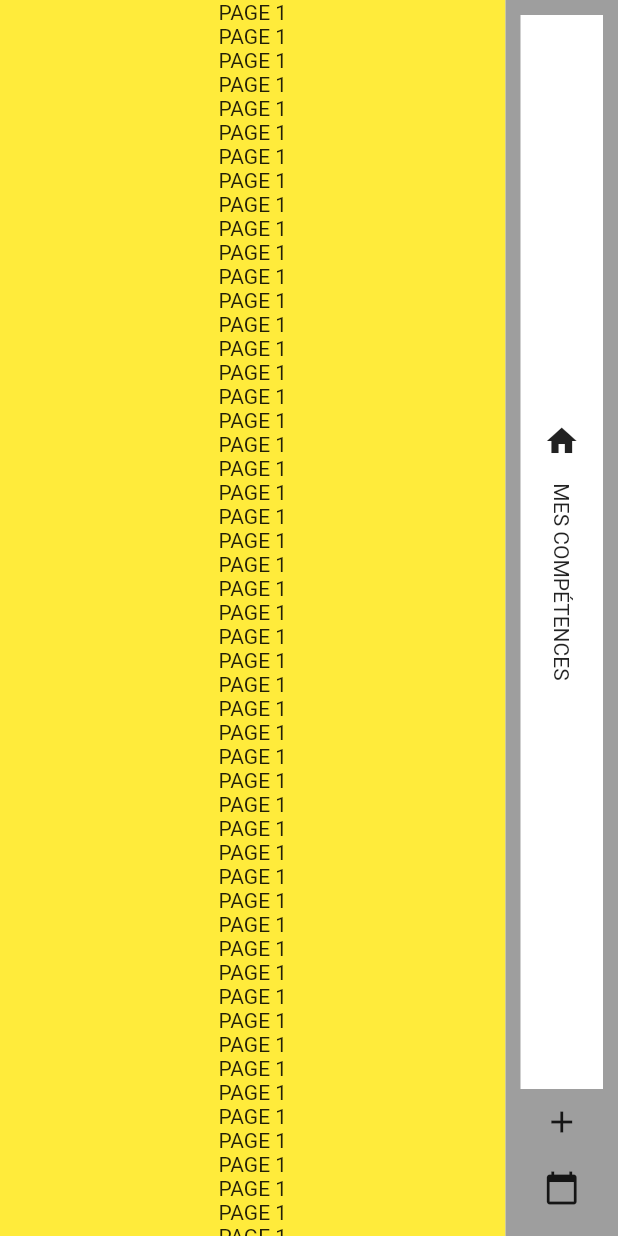
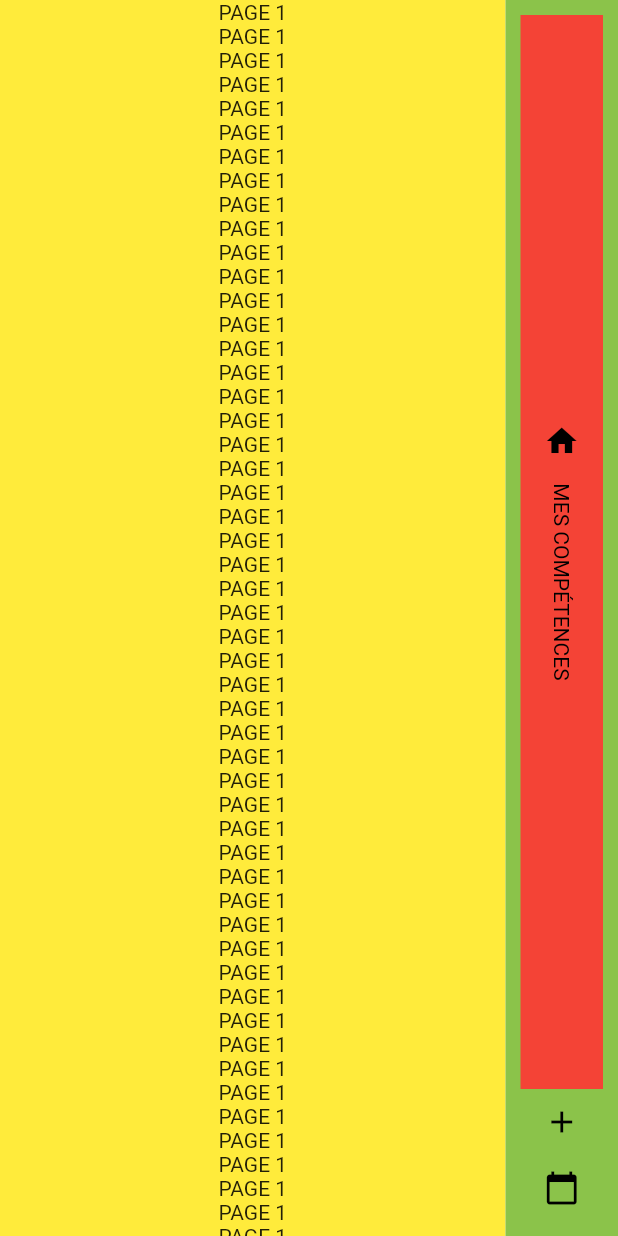
Before and after one commit to Tri7Ratops/simple_cv, a Flutter app: the screen it shows after launch, on a phone screen of 412 x 824 dp. Run offline on Flutter 3.47's test engine with Material 2 defaults, Android fonts, the phone set to English and light mode, and no system bars; drawn by our look-alikes of scroll_to_index; our stand-ins replace bloc, equatable, flutter_bloc, visibility_detector.

Commit message:
[+] Add more personalization on vertical_navigation widget

```diff
--- a/lib/screens/home/views/home_page.dart
+++ b/lib/screens/home/views/home_page.dart
@@ -7,9 +7,10 @@ class HomePage extends StatelessWidget {
   @override
   Widget build(BuildContext context) {
     return VerticalNavigation(
-      navigationBackgroundColor: Colors.grey,
+      navigationBackgroundColor: Colors.lightGreen,
       pages: [
         VerticalNavigationItem(
+            focusBackgroundColor: Colors.red,
             page: Column(
               children: [
                 Text("PAGE 1"),
@@ -66,9 +67,11 @@ class HomePage extends StatelessWidget {
                 Text("PAGE 1"),
               ],
             ),
-            icon: Icon(Icons.home),
+            icon: Icons.home,
             iconTitle: "Mes compétences".toUpperCase()),
         VerticalNavigationItem(
+            focusIconColor: Colors.green,
+            focusTextColor: Colors.greenAccent,
             page: Column(
               children: [
                 Text("PAGE 2"),
@@ -113,9 +116,8 @@ class HomePage extends StatelessWidget {
                 Text("PAGE 2"),
               ],
             ),
-          icon: Icon(Icons.add,),
-          iconTitle: "Ceci est un très long texte qu'il faut forcement gérer, vraiment très très long. Est-ce qu'une tarte à la créme en plus suffira ?"
-        ),
+            icon: Icons.add,
+            iconTitle: "Ceci est un très long texte qu'il faut forcement gérer, vraiment très très long. Est-ce qu'une tarte à la créme en plus suffira ?"),
         VerticalNavigationItem(
             page: Column(
               children: [
@@ -165,7 +167,7 @@ class HomePage extends StatelessWidget {
                 Text("PAGE 3"),
               ],
             ),
-            icon: Icon(Icons.calendar_today)),
+            icon: Icons.calendar_today),
       ],
     );
   }
--- a/lib/screens/home/widgets/vertical_navigation.dart
+++ b/lib/screens/home/widgets/vertical_navigation.dart
@@ -8,10 +8,13 @@ import 'package:visibility_detector/visibility_detector.dart';
 // ignore: must_be_immutable
 class VerticalNavigationItem extends Equatable {
   final Widget page;
-  final Icon icon;
+  final IconData icon;
   final String? iconTitle;
   final Function()? onMostVisible;
   final Function()? lostFocus;
+  final Color focusBackgroundColor;
+  final Color focusIconColor;
+  final Color focusTextColor;
 
   double visibilityPercentage = 0.0;
   bool mostVisible = false;
@@ -22,6 +25,9 @@ class VerticalNavigationItem extends Equatable {
     this.iconTitle,
     this.onMostVisible,
     this.lostFocus,
+    this.focusBackgroundColor = Colors.white,
+    this.focusIconColor = Colors.black,
+    this.focusTextColor = Colors.black,
   });
 
   @override
@@ -33,24 +39,26 @@ class VerticalNavigationItem extends Equatable {
         mostVisible,
         onMostVisible,
         lostFocus,
+        focusBackgroundColor,
       ];
 }
 
 class VerticalNavigation extends StatefulWidget {
   final List<VerticalNavigationItem> pages;
   final double navigationWidth;
-  final Color? focusedColor;
-  final Color? unFocusedColor;
-  final Color? navigationBackgroundColor;
+  final Color navigationBackgroundColor;
+  final Color defaultIconColor;
+  final BoxDecoration decorationItem;
 
-  const VerticalNavigation({
+  VerticalNavigation({
     Key? key,
     required this.pages,
     this.navigationWidth = 75,
-    this.focusedColor,
-    this.unFocusedColor,
-    this.navigationBackgroundColor,
-  }) : super(key: key);
+    this.navigationBackgroundColor = Colors.white10,
+    this.defaultIconColor = Colors.black,
+    BoxDecoration? decoration,
+  })  : decorationItem = decoration ?? BoxDecoration(),
+        super(key: key);
 
   @override
   _VerticalNavigationState createState() => _VerticalNavigationState();
@@ -147,12 +155,15 @@ class _VerticalNavigationState extends State<VerticalNavigation> {
               },
               child: Container(
                 padding: const EdgeInsets.all(10),
-                color: widget.pages[index].mostVisible ? Colors.white : widget.navigationBackgroundColor ?? Colors.purple,
+                decoration: widget.decorationItem.copyWith(color: widget.pages[index].mostVisible ? item.focusBackgroundColor : widget.navigationBackgroundColor),
                 child: Column(
                   crossAxisAlignment: CrossAxisAlignment.center,
                   mainAxisAlignment: MainAxisAlignment.center,
                   children: [
-                    widget.pages[index].icon,
+                    Icon(
+                      widget.pages[index].icon,
+                      color: item.focusIconColor,
+                    ),
                     SizedBox(
                       height: 16,
                     ),
@@ -163,6 +174,7 @@ class _VerticalNavigationState extends State<VerticalNavigation> {
                           child: Text(
                             item.iconTitle ?? "",
                             overflow: TextOverflow.ellipsis,
+                            style: TextStyle(color: item.focusTextColor),
                           ),
                         ),
                       ),
@@ -182,8 +194,11 @@ class _VerticalNavigationState extends State<VerticalNavigation> {
             },
             child: Container(
               padding: const EdgeInsets.all(10),
-              color: widget.pages[index].mostVisible ? Colors.white : widget.navigationBackgroundColor ?? Colors.purple,
-              child: widget.pages[index].icon,
+              decoration: widget.decorationItem.copyWith(color: widget.pages[index].mostVisible ? Colors.white : widget.navigationBackgroundColor),
+              child: Icon(
+                widget.pages[index].icon,
+                color: widget.defaultIconColor,
+              ),
             ),
           ),
         );
@@ -194,7 +209,7 @@ class _VerticalNavigationState extends State<VerticalNavigation> {
       height: MediaQuery.of(context).size.height,
       padding: const EdgeInsets.all(10),
       width: widget.navigationWidth,
-      color: widget.navigationBackgroundColor ?? Colors.purple,
+      color: widget.navigationBackgroundColor,
       child: Column(
         crossAxisAlignment: CrossAxisAlignment.stretch,
         children: list,
```
Lines whose indentation alone changed are shown as unchanged.
